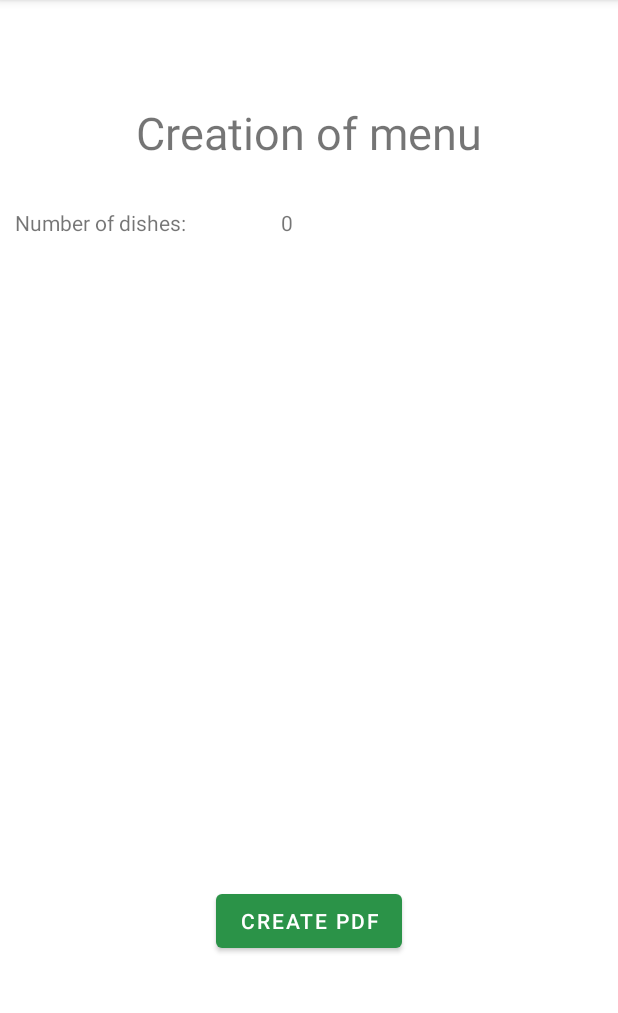
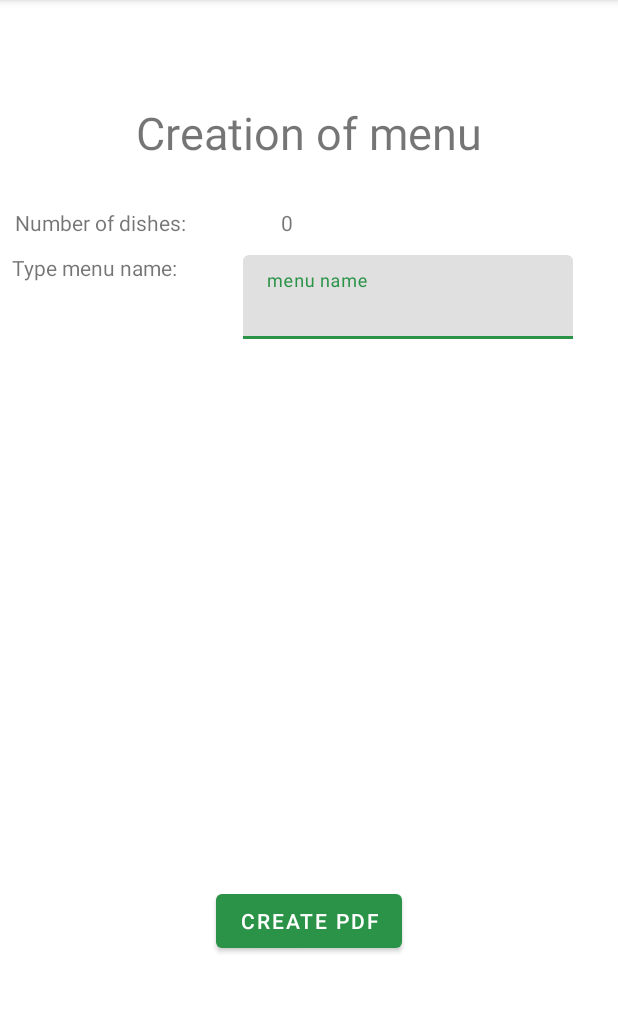
Before and after one commit to M3LNYK/Multimedia_app, an Android app: the CreateMenuActivity screen opened directly, with no data from a screen before it, on a phone screen of 412 x 824 dp, the part 84-1097 px from its top. Run offline under Robolectric (Android 15) with nearby library versions, the phone set to English and light mode, and no system bars.

Commit message:
PDF name beginning Added basic text input to add menu name when saving

```diff
--- a/app/src/main/res/layout/activity_create_menu.xml
+++ b/app/src/main/res/layout/activity_create_menu.xml
@@ -39,6 +39,16 @@
         app:layout_constraintTop_toBottomOf="@+id/textView2" />
 
     <TextView
+        android:id="@+id/textViewMenuName"
+        android:layout_width="124dp"
+        android:layout_height="37dp"
+        android:layout_marginStart="8dp"
+        android:layout_marginTop="60dp"
+        android:text="Type menu name: "
+        app:layout_constraintStart_toStartOf="parent"
+        app:layout_constraintTop_toBottomOf="@+id/textView2" />
+
+    <TextView
         android:id="@+id/textViewNumberDish"
         android:layout_width="wrap_content"
         android:layout_height="wrap_content"
@@ -48,4 +58,22 @@
         app:layout_constraintStart_toEndOf="@+id/textView3"
         app:layout_constraintTop_toBottomOf="@+id/textView2" />
 
+    <com.google.android.material.textfield.TextInputLayout
+        android:id="@+id/textField"
+        android:layout_width="220dp"
+        android:layout_height="wrap_content"
+        android:hint="menu name"
+        android:layout_marginTop="170dp"
+        app:layout_constraintEnd_toEndOf="parent"
+        app:layout_constraintStart_toEndOf="@id/textViewMenuName"
+        app:layout_constraintTop_toTopOf="parent"
+        >
+
+        <com.google.android.material.textfield.TextInputEditText
+            android:layout_width="match_parent"
+            android:layout_height="wrap_content" />
+
+    </com.google.android.material.textfield.TextInputLayout>
+
+
 </androidx.constraintlayout.widget.ConstraintLayout>
```
Also changed, not shown: 1 other file.
